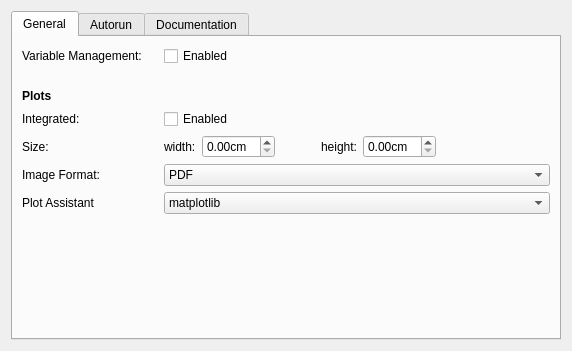
First picture: the form in src/backends/python/settings.ui, repository KDE/cantor, before the edit.
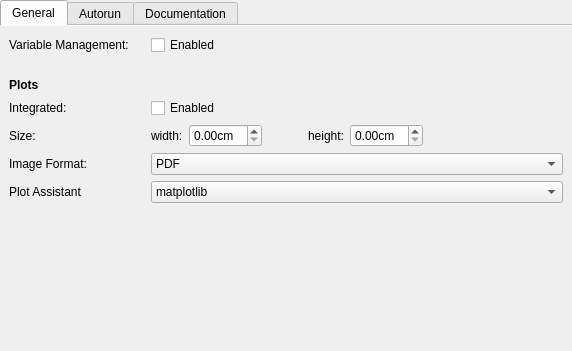
Second picture: the form after the edit. Custom widgets are drawn as their Qt base class.

Commit message:
Remove some frames from the settings
And unify some margins with other KDE apps.

What changed in the file:
```diff
--- a/src/backends/python/settings.ui
+++ b/src/backends/python/settings.ui
@@ -11,11 +11,26 @@
    </rect>
   </property>
   <layout class="QVBoxLayout" name="verticalLayout_2">
+   <property name="leftMargin">
+    <number>0</number>
+   </property>
+   <property name="topMargin">
+    <number>0</number>
+   </property>
+   <property name="rightMargin">
+    <number>0</number>
+   </property>
+   <property name="bottomMargin">
+    <number>0</number>
+   </property>
    <item>
     <widget class="QTabWidget" name="tabWidget">
      <property name="currentIndex">
       <number>0</number>
      </property>
+     <property name="documentMode">
+      <bool>true</bool>
+     </property>
      <widget class="QWidget" name="tabGeneral">
       <attribute name="title">
        <string>General</string>
```
The commit also changes 10 other files.
